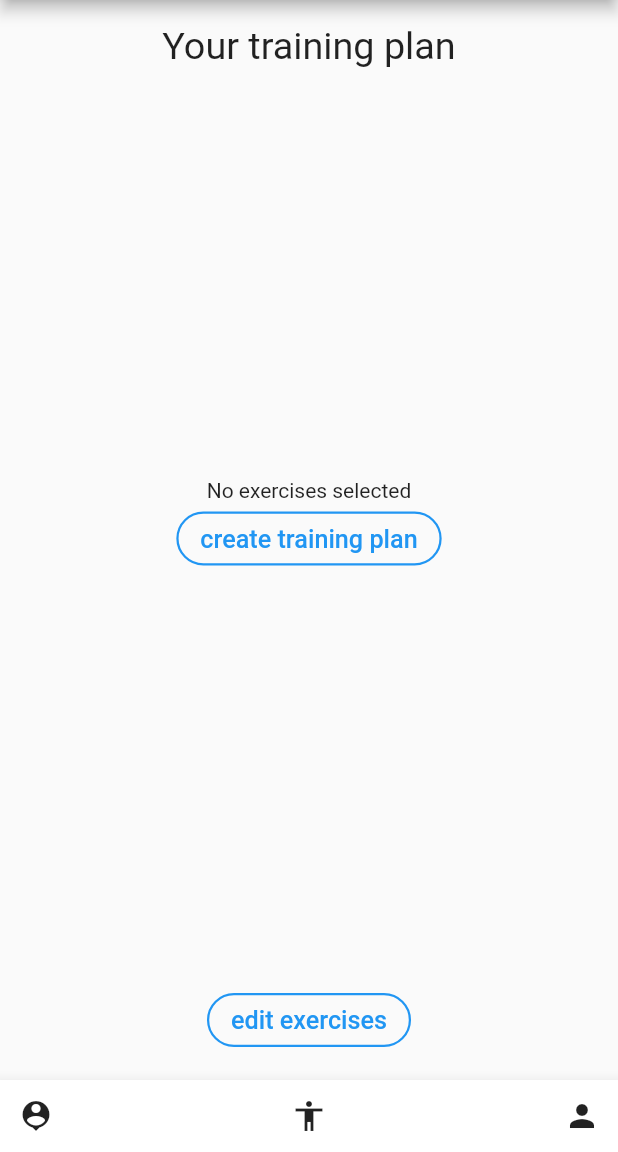
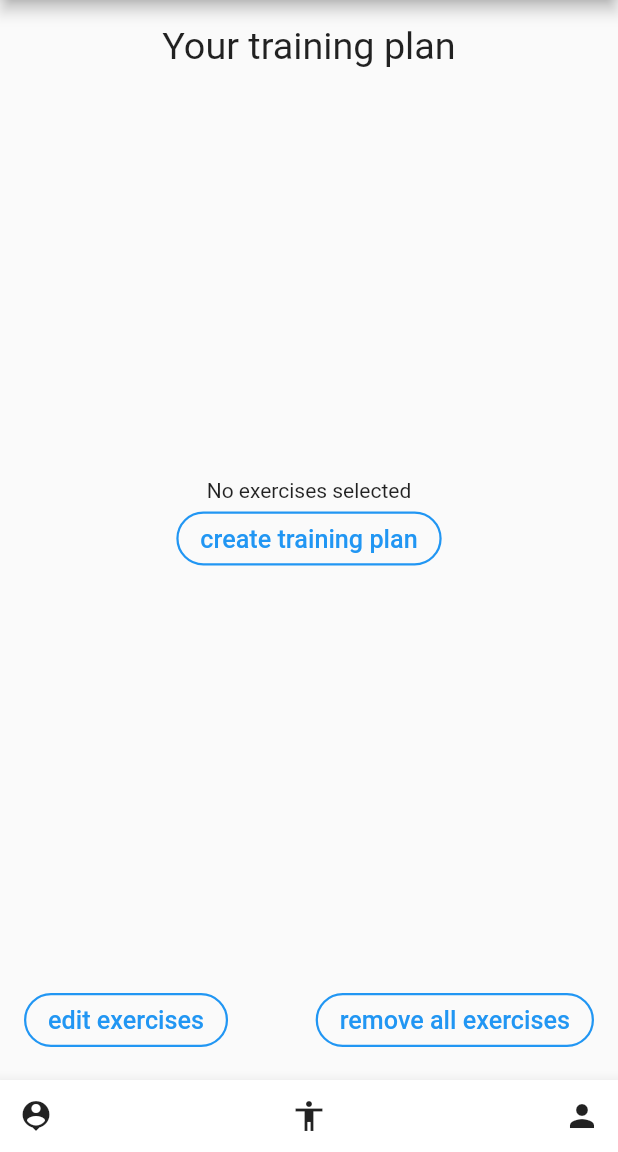
Before and after one commit to TorbenStriegel/Fit4You-FitnessApp, a Flutter app: the screen it shows after launch, on a phone screen of 412 x 824 dp, the part 84-1236 px from its top. Run offline on Flutter 3.47's test engine with Material 2 defaults, Android fonts, the phone set to English and light mode, and no system bars; our stand-ins replace flutter_slidable, sqflite; accounts and stored records are empty.

Commit message:
Added delete all and improvements

```diff
--- a/lib/databaseHelper.dart
+++ b/lib/databaseHelper.dart
@@ -57,15 +57,18 @@ class DatabaseHelper {
     return await db.delete("exercises", where: "name = ?", whereArgs: [name]);
   }
 
+  Future<int> removeAll() async {
+    Database db = await instance.database;
+    return await db.delete("exercises");
+  }
+
   static List<String> exerciseAll() {
-    return
-      <String>[
+    return <String>[
       "Lunges",
       "Squats",
       "Crunches",
       "Pushups",
       "Mountain Climbers",
-        "Squat",
       "Burpee",
       "Deadlifts",
       "Sit-Ups",
--- a/lib/main.dart
+++ b/lib/main.dart
@@ -88,6 +88,9 @@ class _ExerciseName extends State<firstPageExerciseGenerator> {
           children: [
             Text(textScaleFactor: 1.8, "Your training plan"),
             Flexible(child: _buildPersonalExercisesList()),
+            Row(
+              mainAxisAlignment: MainAxisAlignment.spaceBetween,
+              children: [
                 OutlinedButton(
                   onPressed: () {
                     _addExercise();
@@ -100,6 +103,23 @@ class _ExerciseName extends State<firstPageExerciseGenerator> {
                             borderRadius: BorderRadius.circular(30.0)),
                       )),
                   child: Text(textScaleFactor: 1.2, "edit exercises"),
+                ),
+                OutlinedButton(
+                  onPressed: () {
+                    setState(() {
+                      DatabaseHelper.instance.removeAll();
+                    });
+                  },
+                  style: ButtonStyle(
+                      side: MaterialStateProperty.all(
+                          BorderSide(width: 1.5, color: Colors.blue)),
+                      shape: MaterialStateProperty.all(
+                        RoundedRectangleBorder(
+                            borderRadius: BorderRadius.circular(30.0)),
+                      )),
+                  child: Text(textScaleFactor: 1.2, "remove all exercises"),
+                ),
+              ],
             ),
           ],
         ),
```
Also changed, not shown: lib/secondPage.dart (+2 -20 lines). Lines whose indentation alone changed are shown as unchanged.
